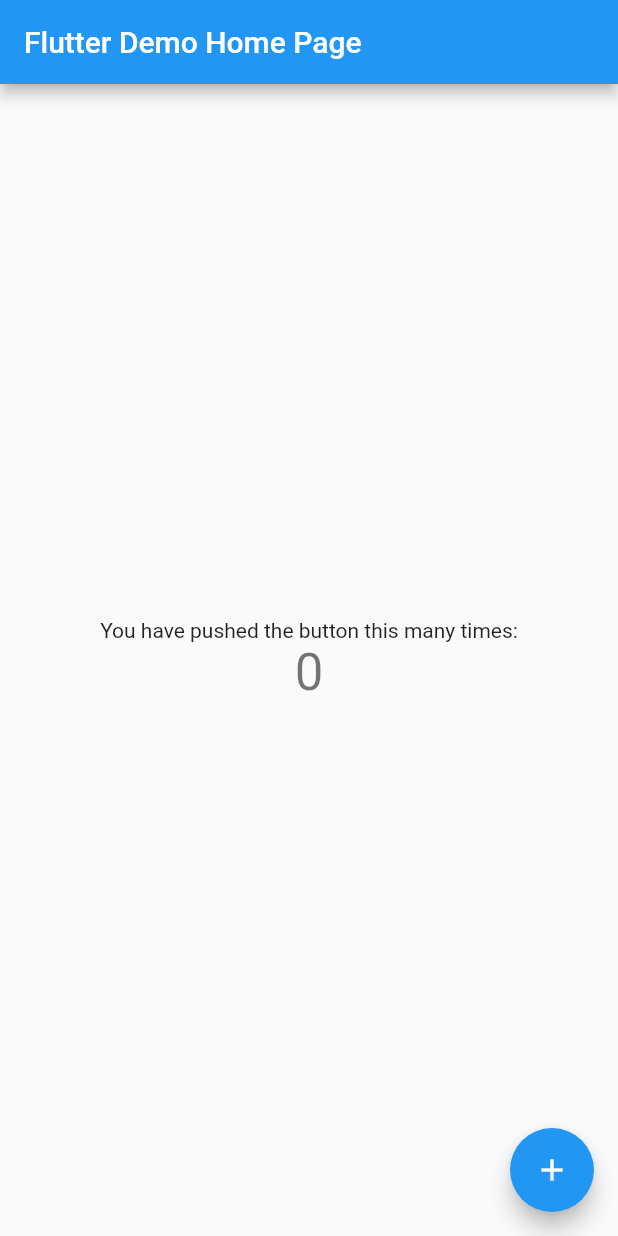
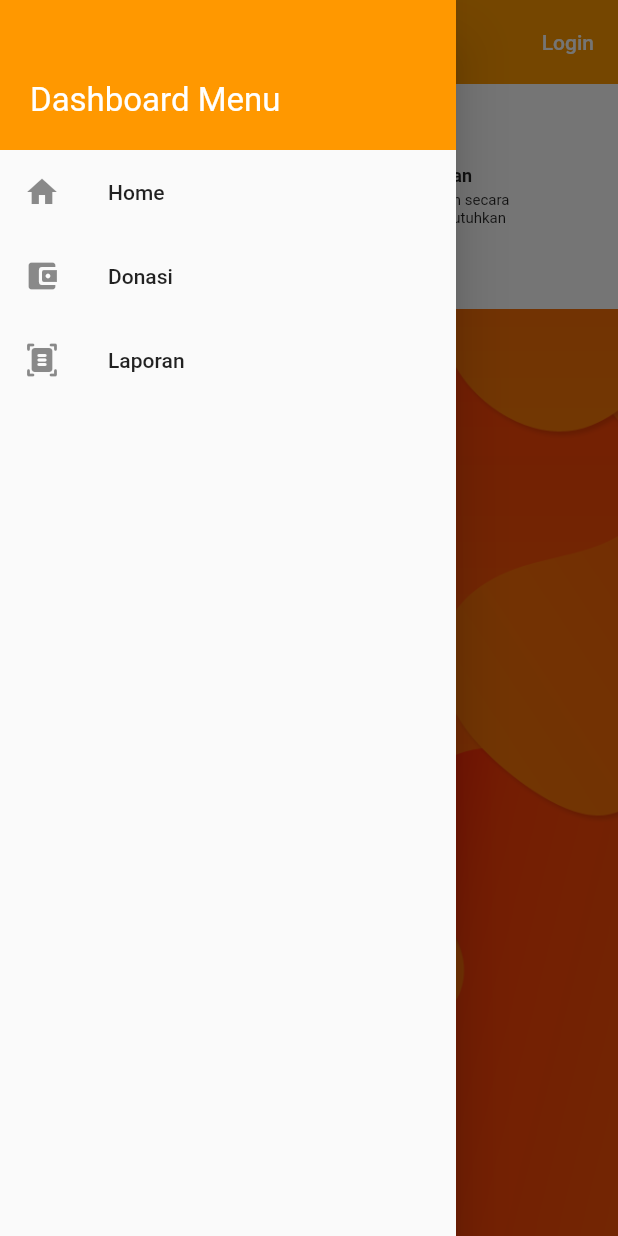
Before and after one commit to Dedenugroho16/Indonesia_Harus_Makan, a Flutter app: the screen it shows after launch, with the side drawer open (before the commit the screen has no drawer), on a phone screen of 412 x 824 dp. Run offline on Flutter 3.47's test engine with Material 2 defaults, Android fonts, the phone set to English and light mode, and no system bars.

Commit message:
merubah main.dart, membuat folder pages, membuat home_page.dart, dan membuat folder assets untuk menyimpan asset

```diff
--- a/lib/main.dart
+++ b/lib/main.dart
@@ -1,115 +1,20 @@
+// ignore_for_file: prefer_const_constructors
+
 import 'package:flutter/material.dart';
+import './pages/home_page.dart';
 
-void main() {
-  runApp(const MyApp());
+void main(){
+  runApp(MyApp());
 }
 
 class MyApp extends StatelessWidget {
   const MyApp({super.key});
 
-  // This widget is the root of your application.
   @override
   Widget build(BuildContext context) {
     return MaterialApp(
-      title: 'Flutter Demo',
-      theme: ThemeData(
-        // This is the theme of your application.
-        //
-        // Try running your application with "flutter run". You'll see the
-        // application has a blue toolbar. Then, without quitting the app, try
-        // changing the primarySwatch below to Colors.green and then invoke
-        // "hot reload" (press "r" in the console where you ran "flutter run",
-        // or simply save your changes to "hot reload" in a Flutter IDE).
-        // Notice that the counter didn't reset back to zero; the application
-        // is not restarted.
-        primarySwatch: Colors.blue,
-      ),
-      home: const MyHomePage(title: 'Flutter Demo Home Page'),
+      debugShowCheckedModeBanner: false,
+      home: HomePage(),
     );
   }
 }
-
-class MyHomePage extends StatefulWidget {
-  const MyHomePage({super.key, required this.title});
-
-  // This widget is the home page of your application. It is stateful, meaning
-  // that it has a State object (defined below) that contains fields that affect
-  // how it looks.
-
-  // This class is the configuration for the state. It holds the values (in this
-  // case the title) provided by the parent (in this case the App widget) and
-  // used by the build method of the State. Fields in a Widget subclass are
-  // always marked "final".
-
-  final String title;
-
-  @override
-  State<MyHomePage> createState() => _MyHomePageState();
-}
-
-class _MyHomePageState extends State<MyHomePage> {
-  int _counter = 0;
-
-  void _incrementCounter() {
-    setState(() {
-      // This call to setState tells the Flutter framework that something has
-      // changed in this State, which causes it to rerun the build method below
-      // so that the display can reflect the updated values. If we changed
-      // _counter without calling setState(), then the build method would not be
-      // called again, and so nothing would appear to happen.
-      _counter++;
-    });
-  }
-
-  @override
-  Widget build(BuildContext context) {
-    // This method is rerun every time setState is called, for instance as done
-    // by the _incrementCounter method above.
-    //
-    // The Flutter framework has been optimized to make rerunning build methods
-    // fast, so that you can just rebuild anything that needs updating rather
-    // than having to individually change instances of widgets.
-    return Scaffold(
-      appBar: AppBar(
-        // Here we take the value from the MyHomePage object that was created by
-        // the App.build method, and use it to set our appbar title.
-        title: Text(widget.title),
-      ),
-      body: Center(
-        // Center is a layout widget. It takes a single child and positions it
-        // in the middle of the parent.
-        child: Column(
-          // Column is also a layout widget. It takes a list of children and
-          // arranges them vertically. By default, it sizes itself to fit its
-          // children horizontally, and tries to be as tall as its parent.
-          //
-          // Invoke "debug painting" (press "p" in the console, choose the
-          // "Toggle Debug Paint" action from the Flutter Inspector in Android
-          // Studio, or the "Toggle Debug Paint" command in Visual Studio Code)
-          // to see the wireframe for each widget.
-          //
-          // Column has various properties to control how it sizes itself and
-          // how it positions its children. Here we use mainAxisAlignment to
-          // center the children vertically; the main axis here is the vertical
-          // axis because Columns are vertical (the cross axis would be
-          // horizontal).
-          mainAxisAlignment: MainAxisAlignment.center,
-          children: <Widget>[
-            const Text(
-              'You have pushed the button this many times:',
-            ),
-            Text(
-              '$_counter',
-              style: Theme.of(context).textTheme.headlineMedium,
-            ),
-          ],
-        ),
-      ),
-      floatingActionButton: FloatingActionButton(
-        onPressed: _incrementCounter,
-        tooltip: 'Increment',
-        child: const Icon(Icons.add),
-      ), // This trailing comma makes auto-formatting nicer for build methods.
-    );
-  }
-}
--- /dev/null
+++ b/lib/pages/home_page.dart
@@ -0,0 +1,140 @@
+// ignore_for_file: prefer_const_constructors, prefer_const_literals_to_create_immutables
+
+import 'package:flutter/material.dart';
+
+class HomePage extends StatelessWidget {
+  const HomePage({
+    super.key,
+  });
+
+  @override
+  Widget build(BuildContext context) {
+    return Scaffold(
+      appBar: AppBar(
+        backgroundColor: Colors.orange,
+        elevation: 0,
+        title: Text('Home'),
+        actions: [
+          ElevatedButton(
+            style: ElevatedButton.styleFrom(
+              backgroundColor: Colors.orange,
+              elevation: 0
+            ),
+            onPressed: (){},
+            child: Text("Login"),
+          )
+        ],
+      ),
+
+      drawer: Drawer(
+          child: Column(
+        children: [
+          Container(
+            padding: EdgeInsets.all(20),
+            alignment: Alignment.bottomLeft,
+            color: Colors.orange,
+            width: double.infinity,
+            height: 100,
+            child: Text(
+              "Dashboard Menu",
+              style: TextStyle(
+                color: Colors.white,
+                fontSize: 22,
+              ),
+            ),
+          ),
+          Expanded(
+            child: ListView(
+              padding: EdgeInsets.zero,
+              children: [
+                ListTile(
+                  onTap: () {
+                    print("Home Diklik");
+                  },
+                  leading: Icon(Icons.home),
+                  title: Text("Home"),
+                ),
+                ListTile(
+                  onTap: () {
+                    print("Donasi Diklik");
+                  },
+                  leading: Icon(Icons.account_balance_wallet_rounded),
+                  title: Text("Donasi"),
+                ),
+                ListTile(
+                  onTap: () {
+                    print("Laporan Diklik");
+                  },
+                  leading: Icon(Icons.document_scanner_rounded),
+                  title: Text("Laporan"),
+                ),
+              ],
+            ),
+          )
+        ],
+      )),
+
+      body: Stack(
+        children: [
+          Container(
+            width: double.infinity,
+            height: double.infinity,
+            decoration: BoxDecoration(
+              image: DecorationImage(image: AssetImage("assets/img/bg.png"), fit: BoxFit.cover),
+            ),
+          ),
+
+          ListView(
+            children: [
+              Column(
+                children: [
+                  Container(
+                    height: 150,
+                    color: Colors.white,
+                    alignment: Alignment.topLeft,
+                    child: Row(
+                      children: [
+                        Image.asset("assets/img/logo.png"),
+                        Container(
+                          width: 210,
+                          height: 150,
+                          color: Colors.white,
+                          child: Padding(
+                            padding: const EdgeInsets.only(top: 8.0, right: 8.0, bottom: 8.0),
+                            child: Column(
+                              mainAxisAlignment: MainAxisAlignment.center,
+                              children: [
+                                Text(
+                                  "Indonesia Harus Makan",
+                                  style: TextStyle(
+                                    fontSize: 12,
+                                    fontWeight: FontWeight.bold,
+                                  ),
+                                ),
+                                SizedBox(height: 3,),
+                                Text(
+                                  "Gerakan sosial berbagi makanan secara gratis bagi mereka yang membutuhkan",
+                                  textAlign: TextAlign.center,
+                                  style: TextStyle(fontSize: 10),
+                                )
+                              ],
+                            ),
+                          ),
+                        )
+                      ],
+                    )
+
+                  ),
+
+
+
+                ],
+              )
+            ],
+          ),
+        ],
+      )
+
+    );
+  }
+}
--- a/pubspec.yaml
+++ b/pubspec.yaml
@@ -59,9 +59,9 @@ flutter:
   uses-material-design: true
 
   # To add assets to your application, add an assets section, like this:
-  # assets:
-  #   - images/a_dot_burr.jpeg
-  #   - images/a_dot_ham.jpeg
+  assets:
+    - assets/img/logo.png
+    - assets/img/bg.png
 
   # An image asset can refer to one or more resolution-specific "variants", see
   # https://flutter.dev/assets-and-images/#resolution-aware
```
Also changed, not shown: assets/img/bg.png (added), assets/img/logo.png (added).
